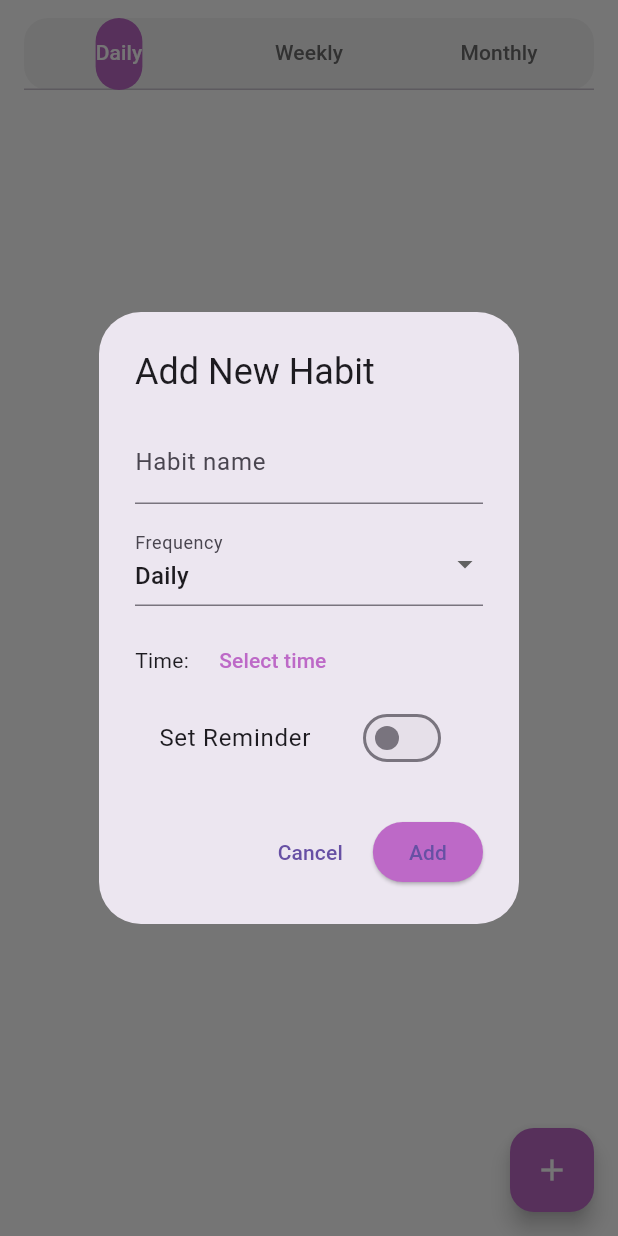
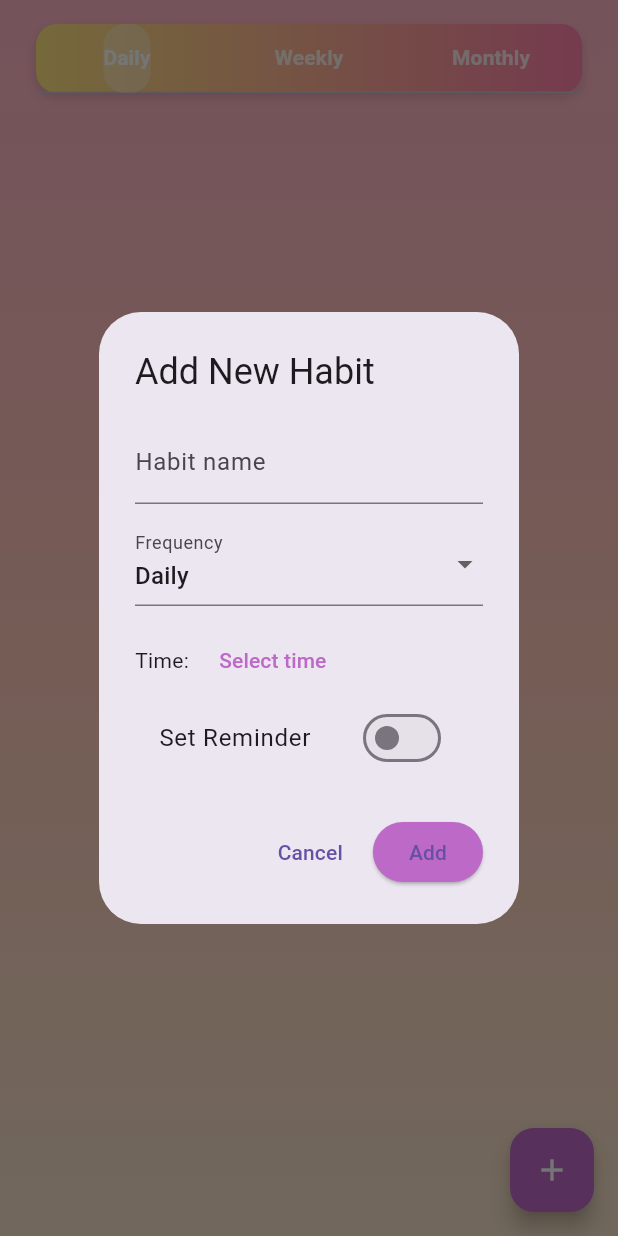
Before and after one commit to alabenss/mobile-dev-project, a Flutter app: the HabitsScreen screen opened directly, after a tap on the "add" icon, on a phone screen of 412 x 824 dp. Run offline on Flutter 3.47's test engine with Material 3 defaults, Android fonts, the phone set to English and light mode, and no system bars; our stand-ins replace audioplayers, google_fonts.

Commit message:
fixing errors

```diff
--- a/the_project/lib/main.dart
+++ b/the_project/lib/main.dart
@@ -1,9 +1,7 @@
 import 'package:flutter/material.dart';
 import 'views/widgets/bottom_nav_wrapper.dart';
-import 'views/screens/habits.dart';          // <-- your file
-import 'views/screens/journaling.dart';  // <-- your file
-import 'views/screens/homescreen/home_screen.dart';
-import 'views/themes/style_simple/theme.dart';
+// <-- your file
+// <-- your file
 
 void main() {
   runApp(const MyApp());
--- a/the_project/lib/views/screens/activities/activities.dart
+++ b/the_project/lib/views/screens/activities/activities.dart
@@ -1,5 +1,4 @@
 import 'package:flutter/material.dart';
-import 'package:google_fonts/google_fonts.dart';
 import 'mood_card.dart';
 import 'games/bubble_popper_game.dart';
 import 'games/breathing_page.dart';
@@ -7,7 +6,6 @@ import 'games/painting_page.dart';
 import 'games/coloring_page.dart';
 import 'games/puzzle_game.dart';
 import 'games/grow_plant.dart';
-import '../../widgets/app_background.dart';
 
 class Activities extends StatelessWidget {
   const Activities({super.key});
--- a/the_project/lib/views/screens/activities/games/breathing_page.dart
+++ b/the_project/lib/views/screens/activities/games/breathing_page.dart
@@ -3,7 +3,6 @@ import 'dart:math';
 import 'package:flutter/material.dart';
 
 import '../../../themes/style_simple/colors.dart';
-import '../../../widgets/article_appbar.dart';
 import '../../../widgets/app_background.dart';
 
 /// A soothing breathing exercise screen:
--- a/the_project/lib/views/screens/activities/games/bubble_popper_game.dart
+++ b/the_project/lib/views/screens/activities/games/bubble_popper_game.dart
@@ -2,7 +2,6 @@ import 'package:flutter/material.dart';
 import 'package:flutter/services.dart';
 import 'package:audioplayers/audioplayers.dart';
 import '../../../widgets/activity_shell.dart';
-import '../../../widgets/app_background.dart';
 
 class BubblePopperGame extends StatefulWidget {
   const BubblePopperGame({super.key});
--- a/the_project/lib/views/screens/activities/games/coloring_page.dart
+++ b/the_project/lib/views/screens/activities/games/coloring_page.dart
@@ -666,10 +666,11 @@ class _ColoringCanvasState extends State<_ColoringCanvas> {
       final a = (i * Math.pi / n);
       final rr = i.isEven ? R : r;
       final p = Offset(c.dx + rr * Math.cos(a), c.dy + rr * Math.sin(a));
-      if (i == 0)
+      if (i == 0) {
         path.moveTo(p.dx, p.dy);
-      else
+      } else {
         path.lineTo(p.dx, p.dy);
+      }
     }
     path.close();
     return path;
--- a/the_project/lib/views/screens/activities/games/painting_page.dart
+++ b/the_project/lib/views/screens/activities/games/painting_page.dart
@@ -3,7 +3,6 @@ import 'package:flutter/material.dart';
 
 import '../../../widgets/activity_shell.dart'; // uses your unified background
 import '../../../themes/style_simple/colors.dart';
-import '../../../widgets/app_background.dart';
 
 class PaintingPage extends StatefulWidget {
   const PaintingPage({super.key});
--- a/the_project/lib/views/screens/habits.dart
+++ b/the_project/lib/views/screens/habits.dart
@@ -27,36 +27,57 @@ class _HabitsScreenState extends State<HabitsScreen>
 
   @override
   Widget build(BuildContext context) {
-    final dailyHabits =
-        _habits.where((h) => h.frequency == 'Daily').toList();
-    final weeklyHabits =
-        _habits.where((h) => h.frequency == 'Weekly').toList();
-    final monthlyHabits =
-        _habits.where((h) => h.frequency == 'Monthly').toList();
+    final dailyHabits = _habits.where((h) => h.frequency == 'Daily').toList();
+    final weeklyHabits = _habits.where((h) => h.frequency == 'Weekly').toList();
+    final monthlyHabits = _habits.where((h) => h.frequency == 'Monthly').toList();
 
     return Scaffold(
-      backgroundColor: Colors.white,
-      body: SafeArea(
+      backgroundColor: Colors.transparent,
+      body: Container(
+        decoration: const BoxDecoration(
+          gradient: LinearGradient(
+            colors: [AppColors.bgTop, AppColors.bgMid, AppColors.bgBottom],
+            begin: Alignment.topCenter,
+            end: Alignment.bottomCenter,
+          ),
+        ),
+        child: SafeArea(
           child: Column(
             children: [
-            const SizedBox(height: 12),
+              const SizedBox(height: 16),
 
-            // 📅 Tabs
+              // 🌈 Gradient Tab Bar
               Padding(
-              padding: const EdgeInsets.symmetric(horizontal: 16),
+                padding: const EdgeInsets.symmetric(horizontal: 24),
                 child: Container(
+                  height: 46,
                   decoration: BoxDecoration(
-                  color: Colors.grey.shade100,
-                  borderRadius: BorderRadius.circular(16),
+                    gradient: const LinearGradient(
+                      colors: [Color(0xFFFFE57F), Color(0xFFFF80AB)],
+                      begin: Alignment.centerLeft,
+                      end: Alignment.centerRight,
+                    ),
+                    borderRadius: BorderRadius.circular(14),
+                    boxShadow: const [
+                      BoxShadow(
+                        color: Color(0x22000000),
+                        blurRadius: 6,
+                        offset: Offset(0, 3),
+                      ),
+                    ],
                   ),
                   child: TabBar(
                     controller: _tabController,
                     indicator: BoxDecoration(
-                    color: AppColors.accentPurple,
-                    borderRadius: BorderRadius.circular(16),
+                      color: Colors.white.withOpacity(0.3),
+                      borderRadius: BorderRadius.circular(14),
                     ),
                     labelColor: Colors.white,
-                  unselectedLabelColor: AppColors.textSecondary,
+                    unselectedLabelColor: Colors.white.withOpacity(0.8),
+                    labelStyle: const TextStyle(
+                      fontWeight: FontWeight.bold,
+                      fontSize: 14,
+                    ),
                     tabs: const [
                       Tab(text: 'Daily'),
                       Tab(text: 'Weekly'),
@@ -82,8 +103,9 @@ class _HabitsScreenState extends State<HabitsScreen>
             ],
           ),
         ),
+      ),
 
-      // ➕ Floating button to add habit
+      // ➕ Floating Action Button
       floatingActionButton: FloatingActionButton(
         backgroundColor: AppColors.accentPurple,
         onPressed: () async {
@@ -102,7 +124,7 @@ class _HabitsScreenState extends State<HabitsScreen>
 // -------------------- Habit Model --------------------
 class Habit {
   final String title;
-  final String frequency; // daily, weekly, monthly, yearly
+  final String frequency;
   final TimeOfDay? time;
   final bool reminder;
   bool done;
@@ -132,25 +154,27 @@ class _HabitListState extends State<HabitList> {
       return const Center(
         child: Text(
           'No habits yet',
-          style: TextStyle(color: Colors.grey),
+          style: TextStyle(color: Colors.white70, fontSize: 16),
         ),
       );
     }
 
-    int completedCount =
-        widget.habits.where((h) => h.done).length;
+    int completedCount = widget.habits.where((h) => h.done).length;
     double progress =
         widget.habits.isEmpty ? 0 : completedCount / widget.habits.length;
 
     return Column(
       children: [
         Padding(
-          padding: const EdgeInsets.symmetric(vertical: 10),
+          padding: const EdgeInsets.symmetric(vertical: 10, horizontal: 20),
+          child: ClipRRect(
+            borderRadius: BorderRadius.circular(12),
             child: LinearProgressIndicator(
               value: progress,
               color: AppColors.accentPurple,
-            backgroundColor: Colors.grey.shade300,
-            borderRadius: BorderRadius.circular(10),
+              backgroundColor: Colors.white.withOpacity(0.3),
+              minHeight: 8,
+            ),
           ),
         ),
         Expanded(
@@ -160,15 +184,24 @@ class _HabitListState extends State<HabitList> {
             itemBuilder: (context, i) {
               final h = widget.habits[i];
               return Card(
+                color: Colors.white.withOpacity(0.85),
                 shape: RoundedRectangleBorder(
                   borderRadius: BorderRadius.circular(14),
                 ),
-                elevation: 2,
                 child: ListTile(
-                  title: Text(h.title),
+                  title: Text(
+                    h.title,
+                    style: const TextStyle(
+                      color: AppColors.textPrimary,
+                      fontWeight: FontWeight.w600,
+                    ),
+                  ),
                   subtitle: Text(
                     '${h.frequency} ${h.time != null ? "at ${h.time!.format(context)}" : ""}',
-                    style: const TextStyle(fontSize: 13),
+                    style: const TextStyle(
+                      color: AppColors.textSecondary,
+                      fontSize: 13,
+                    ),
                   ),
                   trailing: Row(
                     mainAxisSize: MainAxisSize.min,
@@ -205,6 +238,8 @@ class _HabitListState extends State<HabitList> {
 
 // -------------------- Add Habit Dialog --------------------
 class AddHabitDialog extends StatefulWidget {
+  const AddHabitDialog({super.key});
+
   @override
   State<AddHabitDialog> createState() => _AddHabitDialogState();
 }
@@ -229,10 +264,8 @@ class _AddHabitDialogState extends State<AddHabitDialog> {
               ),
             ),
             const SizedBox(height: 12),
-
-            // Frequency dropdown
             DropdownButtonFormField<String>(
-              value: _frequency,
+              initialValue: _frequency,
               items: const [
                 DropdownMenuItem(value: 'Daily', child: Text('Daily')),
                 DropdownMenuItem(value: 'Weekly', child: Text('Weekly')),
@@ -243,8 +276,6 @@ class _AddHabitDialogState extends State<AddHabitDialog> {
               decoration: const InputDecoration(labelText: 'Frequency'),
             ),
             const SizedBox(height: 12),
-
-            // Time picker
             Row(
               children: [
                 const Text('Time:'),
@@ -258,21 +289,15 @@ class _AddHabitDialogState extends State<AddHabitDialog> {
                     if (picked != null) setState(() => _time = picked);
                   },
                   child: Text(
-                    _time != null
-                        ? _time!.format(context)
-                        : 'Select time',
-                    style: const TextStyle(
-                      color: AppColors.accentPurple,
-                    ),
+                    _time != null ? _time!.format(context) : 'Select time',
+                    style: const TextStyle(color: AppColors.accentPurple),
                   ),
                 ),
               ],
             ),
-
-            // Reminder toggle
             SwitchListTile(
               title: const Text('Set Reminder'),
-              activeColor: AppColors.accentPurple,
+              activeThumbColor: AppColors.accentPurple,
               value: _reminder,
               onChanged: (v) => setState(() => _reminder = v),
             ),
--- a/the_project/lib/views/screens/homescreen/home_screen.dart
+++ b/the_project/lib/views/screens/homescreen/home_screen.dart
@@ -352,10 +352,8 @@ class _WaterCard extends StatelessWidget {
                 if (isGoalReached)
                   OutlinedButton(
                     onPressed: () {
-                      if (onRemove != null) {
-                        for (int i = 0; i < goal; i++) onRemove();
-                      }
-                    },
+                      for (int i = 0; i < goal; i++) onRemove();
+                                        },
                     // this will trigger reset logic in parent
                     style: OutlinedButton.styleFrom(
                       side: const BorderSide(
--- a/the_project/lib/views/widgets/activity_shell.dart
+++ b/the_project/lib/views/widgets/activity_shell.dart
@@ -1,5 +1,4 @@
 import 'package:flutter/material.dart';
-import '../themes/style_simple/colors.dart';
 import 'app_background.dart';
 
 /// Reusable wrapper for Activities pages.
--- a/the_project/lib/views/widgets/bottom_nav_wrapper.dart
+++ b/the_project/lib/views/widgets/bottom_nav_wrapper.dart
@@ -1,10 +1,8 @@
 import 'package:flutter/material.dart';
 import 'bottom_nav_bar.dart'; // ✅ import your old file
 import '../screens/homescreen/home_screen.dart';
-import '../screens/journaling.dart';
 import '../screens/habits.dart';
 import '../screens/activities/activities.dart';
-import '../screens/habits.dart';
 import '../themes/style_simple/colors.dart';
 import '../widgets/custom_appbar.dart';
 
```
Lines whose indentation alone changed are shown as unchanged.
